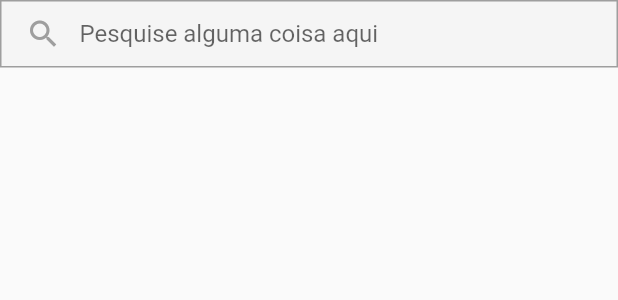
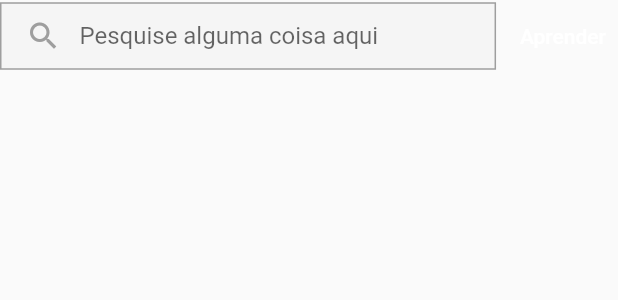
Before and after one commit to DavidCarrilho/app_responsive, a Flutter app: the WebAppBarResponsiveContent widget shown alone on an empty page, opened directly, on a phone screen of 412 x 824 dp. Shown: the top 300 px of the screen. Run offline on Flutter 3.47's test engine with Material 2 defaults, Android fonts, the phone set to English and light mode, and no system bars; our stand-ins replace device_preview.

Commit message:
create textbutton on appbar

```diff
--- a/lib/pages/home/widgets/app_bar/web_app_bar_responvise_content.dart
+++ b/lib/pages/home/widgets/app_bar/web_app_bar_responvise_content.dart
@@ -32,14 +32,33 @@ class WebAppBarResponsiveContent extends StatelessWidget {
                           decoration: InputDecoration(
                               border: InputBorder.none,
                               hintText: 'Pesquise alguma coisa aqui',
-                              isCollapsed: true
-                              ),
+                              isCollapsed: true),
                         ),
                       )
                     ],
                   ),
                 ),
-              )
+              ),
+              if (constraints.maxWidth >= 400) ...[
+                const SizedBox(width: 8.0),
+                TextButton(
+                  onPressed: () {},
+                  child: Text(
+                    'Aprender',
+                    style: TextStyle(color: Colors.white),
+                  ),
+                ),
+              ],
+              if (constraints.maxWidth >= 500) ...[
+                const SizedBox(width: 8.0),
+                TextButton(
+                  onPressed: () {},
+                  child: Text(
+                    'Flutter',
+                    style: TextStyle(color: Colors.white),
+                  ),
+                ),
+              ]
             ],
           );
         },
```
